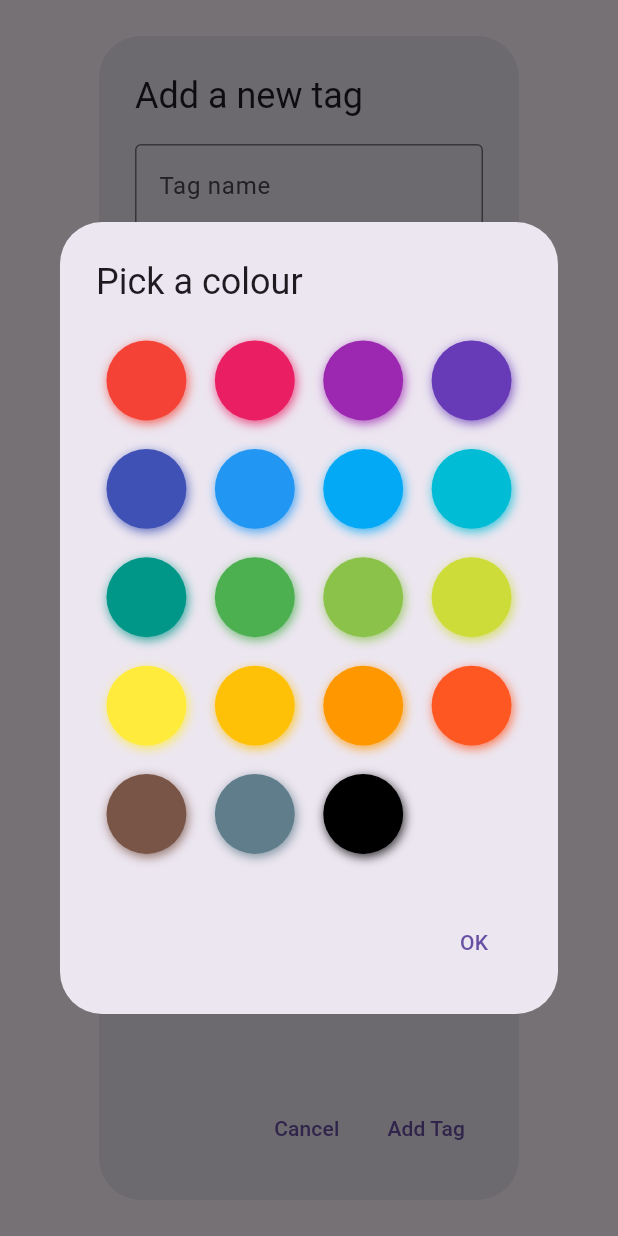
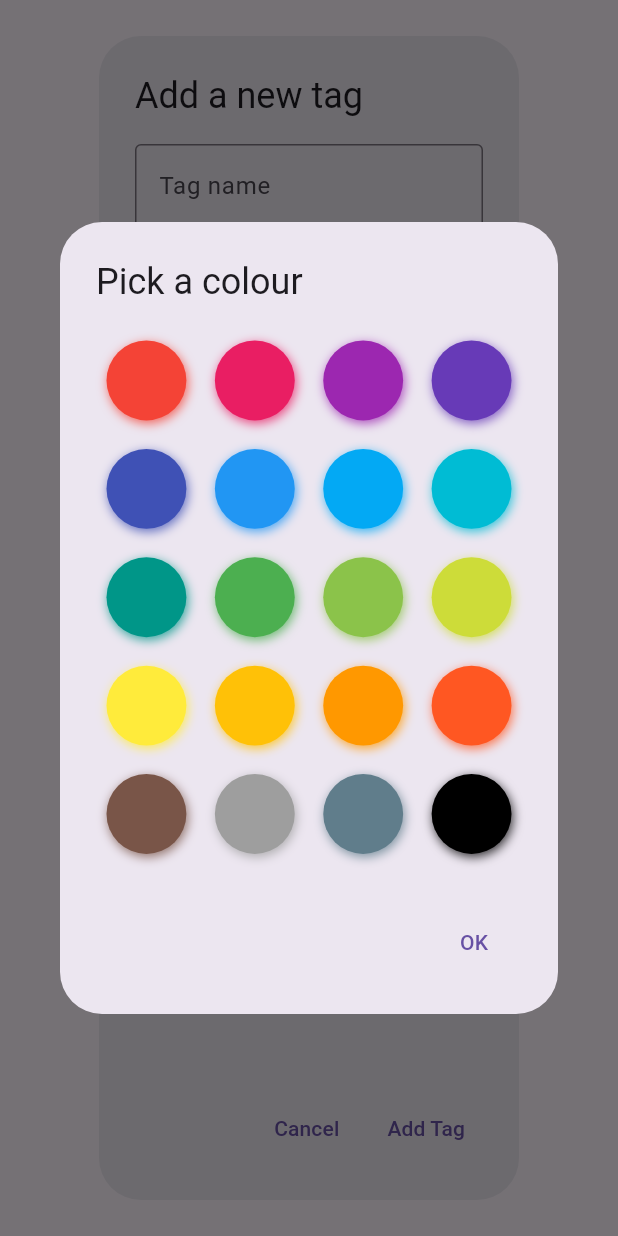
Before and after one commit to frasey/a_safe_place, a Flutter app: the CreateNewTagDialog widget shown alone on an empty page, opened directly, after a tap on "Choose colour", on a phone screen of 412 x 824 dp. Run offline on Flutter 3.47's test engine with Material 3 defaults, Android fonts, the light colour scheme and no system bars; drawn by our look-alikes of flutter_colorpicker; our stand-ins replace cloud_firestore, file_picker, firebase_auth, firebase_core, firebase_database, fluttertoast and 3 more; missing offline and left inert: firebase_app_check; accounts and stored records are empty.

Commit message:
more fiddling with colours

```diff
--- /dev/null
+++ b/lib/Design/designservice.dart
@@ -0,0 +1,69 @@
+
+
+import 'package:flutter/material.dart';
+
+class DesignService{
+  static getPrimaryColours(){
+    return
+      [
+      Colors.red,
+      Colors.pink,
+      Colors.purple,
+      Colors.deepPurple,
+      Colors.indigo,
+      Colors.blue,
+      Colors.lightBlue,
+      Colors.cyan,
+      Colors.teal,
+      Colors.green,
+      Colors.lightGreen,
+      Colors.lime,
+      Colors.yellow,
+      Colors.amber,
+      Colors.orange,
+      Colors.deepOrange,
+      Colors.brown,
+      Colors.grey,
+      Colors.blueGrey,
+      Colors.black,
+    ];
+  }
+
+  static suitableTextColour(backgroundColor){
+    switch (backgroundColor) {
+      case Colors.black:
+      case Colors.green:
+        return Colors.white;
+      default:
+        return Colors.black;
+
+    }
+  }
+
+  static getSecondaryColours(){
+    return
+      [
+        Colors.red,
+        Colors.pink,
+        Colors.purple,
+        Colors.deepPurple,
+        Colors.indigo,
+        Colors.blue,
+        Colors.lightBlue,
+        Colors.cyan,
+        Colors.teal,
+        Colors.green,
+        Colors.lightGreen,
+        Colors.lime,
+        Colors.yellow,
+        Colors.amber,
+        Colors.orange,
+        Colors.deepOrange,
+        Colors.brown,
+        Colors.grey,
+        Colors.blueGrey,
+        Colors.black,
+      ];
+  }
+
+}
--- a/lib/Tags/create_new_tag_widget.dart
+++ b/lib/Tags/create_new_tag_widget.dart
@@ -1,3 +1,4 @@
+import 'package:a_safe_place/Design/designservice.dart';
 import 'package:flutter/material.dart';
 import 'package:a_safe_place/Tags/Tag.dart';
 import 'package:flutter_colorpicker/flutter_colorpicker.dart';
@@ -68,6 +69,7 @@ class _CreateNewTagDialogState extends State<CreateNewTagDialog> {
                         title: Text('Pick a colour'),
                         content: SingleChildScrollView(
                           child: BlockPicker(
+                            availableColors: isPrimary ? DesignService.getPrimaryColours() : DesignService.getSecondaryColours(),
                             pickerColor: selectedColor,
                             onColorChanged: (color) {
                               setState(() {
```
